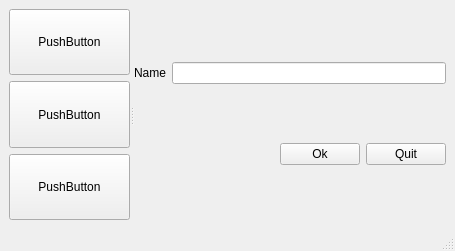
Before: the Qt Designer form Qt Tutorials For Beginners/SplitterDemo/mainwindow.ui in onbat2/qt_example, drawn with Qt 5.
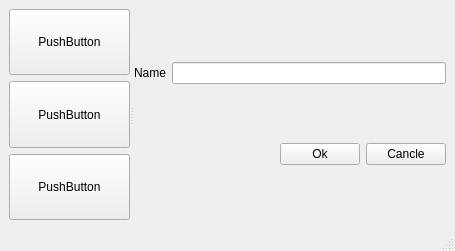
After: the same form once the commit is applied.

The edit to the form file:
```diff
--- a/Qt Tutorials For Beginners/SplitterDemo/mainwindow.ui
+++ b/Qt Tutorials For Beginners/SplitterDemo/mainwindow.ui
@@ -20,7 +20,7 @@
       <property name="orientation">
        <enum>Qt::Horizontal</enum>
       </property>
-      <widget class="QWidget" name="">
+      <widget class="QWidget" name="layoutWidget">
        <layout class="QVBoxLayout" name="verticalLayout_2">
         <item>
          <widget class="QPushButton" name="pushButton_3">
@@ -63,7 +63,7 @@
         </item>
        </layout>
       </widget>
-      <widget class="QWidget" name="">
+      <widget class="QWidget" name="layoutWidget">
        <layout class="QVBoxLayout" name="verticalLayout">
         <item>
          <layout class="QHBoxLayout" name="horizontalLayout">
@@ -110,7 +110,7 @@
           <item>
            <widget class="QPushButton" name="pushButton_2">
             <property name="text">
-             <string>Quit</string>
+             <string>Cancle</string>
             </property>
            </widget>
           </item>
```
